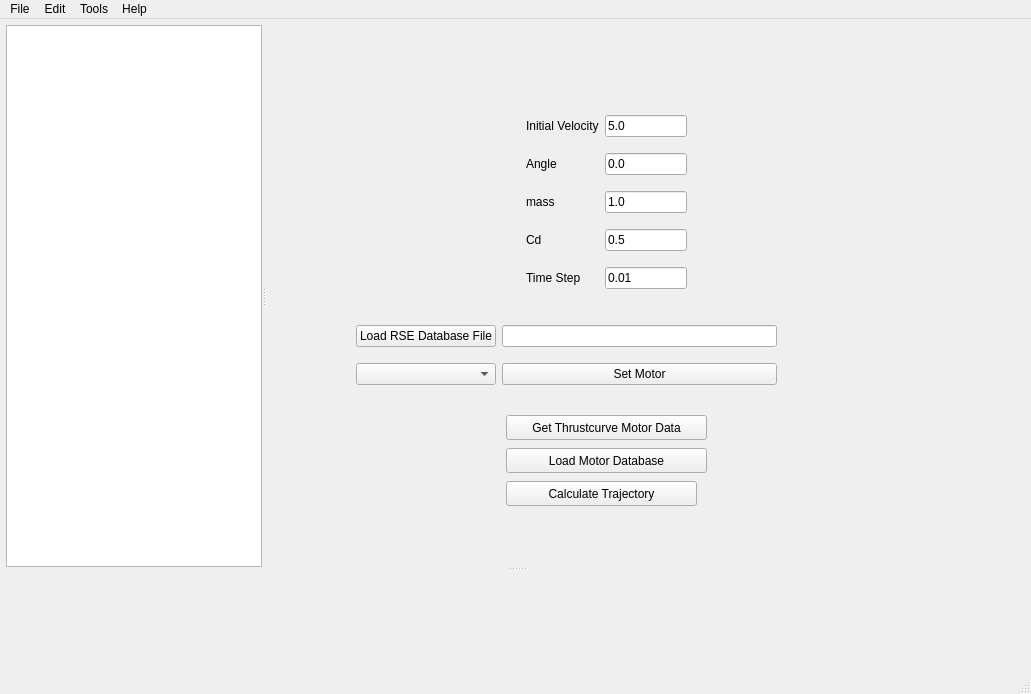
Old version of the form gui/MainWindow.ui in the repository qtrocket/qtrocket.
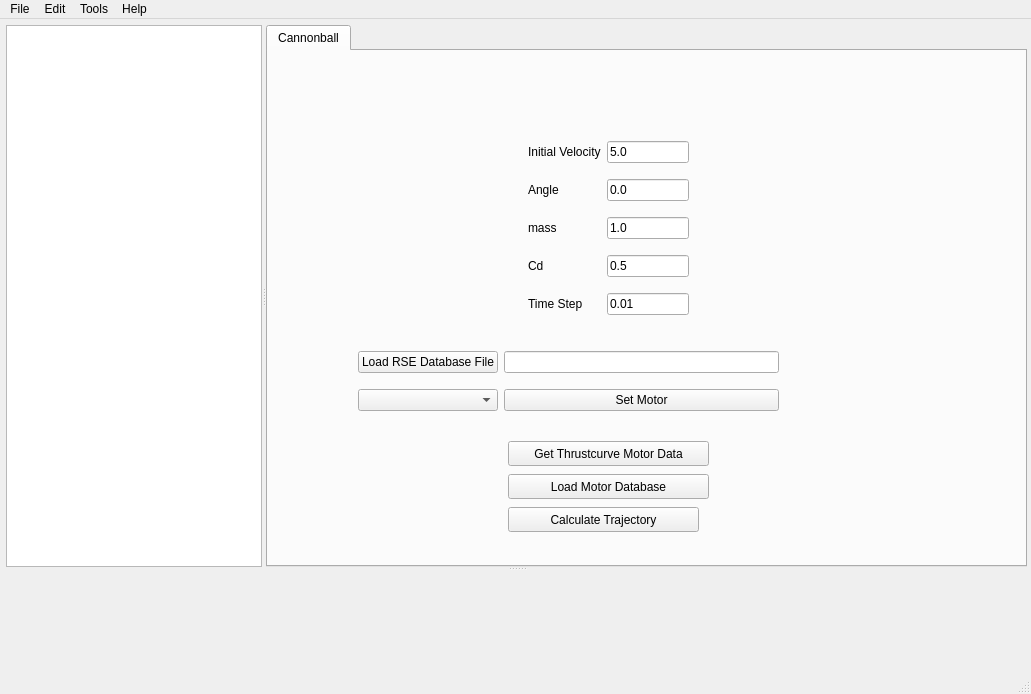
New version of the form. Icons and pictures are not drawn. Custom widgets are drawn as their Qt base class.

Commit message:
gui: wrap input panel in a QTabWidget with a "Cannonball" tab
Replace the rocketPartButtons QWidget in the splitter with a QTabWidget
(rocketTabWidget) whose single page, cannonballTab, is titled "Cannonball" and
holds all the existing inputs and buttons unchanged. The splitter sizePolicy
(horstretch=2) moves onto the tab widget so the tree-view/panel proportions are
preserved.

The page is renamed rocketPartButtons -> cannonballTab; the 7 findChild()
container lookups in MainWindow.cpp are updated to match. All direct ui-> members
are unaffected. UI-only change; no behavior modified.

```diff
--- a/gui/MainWindow.ui
+++ b/gui/MainWindow.ui
@@ -54,13 +54,17 @@
        </sizepolicy>
       </property>
      </widget>
-     <widget class="QWidget" name="rocketPartButtons" native="true">
+     <widget class="QTabWidget" name="rocketTabWidget">
       <property name="sizePolicy">
        <sizepolicy hsizetype="Preferred" vsizetype="Preferred">
         <horstretch>2</horstretch>
         <verstretch>0</verstretch>
        </sizepolicy>
       </property>
+      <widget class="QWidget" name="cannonballTab">
+       <attribute name="title">
+        <string>Cannonball</string>
+       </attribute>
       <widget class="QPushButton" name="calculateTrajectory_btn">
        <property name="geometry">
         <rect>
@@ -226,6 +230,7 @@
        <property name="text">
         <string>Load Motor Database</string>
        </property>
+      </widget>
       </widget>
      </widget>
     </widget>
```
The commit also changes 1 other file.
